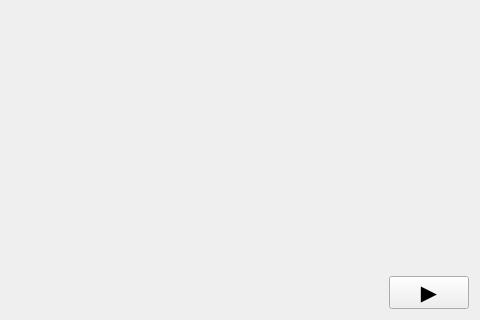
This is geest/ui/intro_panel_base.ui in worldbank/GEEST as Qt 5 draws it before an edit; both pictures show x 94 to 574 and y 528 to 848 of the 574 by 848 pixel window. The edited form follows.
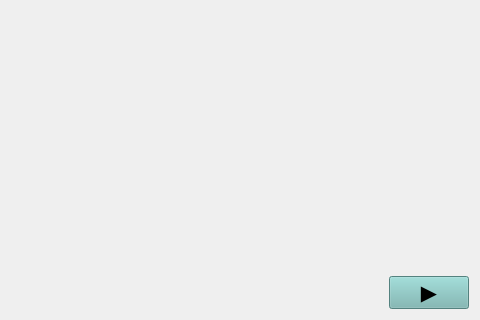
This is the edited form. Icons and pictures are not drawn.

Commit message: Set background color of widgets

The edit to the form file:
```diff
--- a/geest/ui/intro_panel_base.ui
+++ b/geest/ui/intro_panel_base.ui
@@ -68,6 +68,9 @@
          <pointsize>16</pointsize>
         </font>
        </property>
+       <property name="styleSheet">
+        <string notr="true">background-color: rgba(118, 182, 178, 255);</string>
+       </property>
        <property name="text">
         <string>▶️</string>
        </property>
```
Left out of the diff: 2 changed lines with no effect on the pictures. The commit also changes 7 other files.
